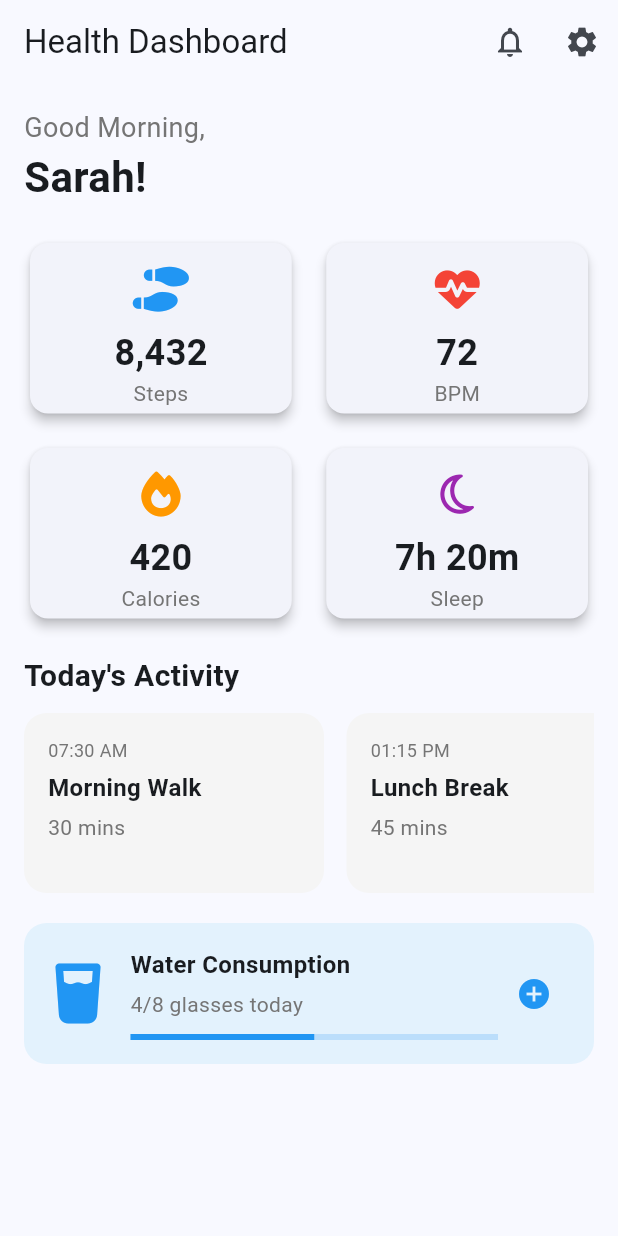
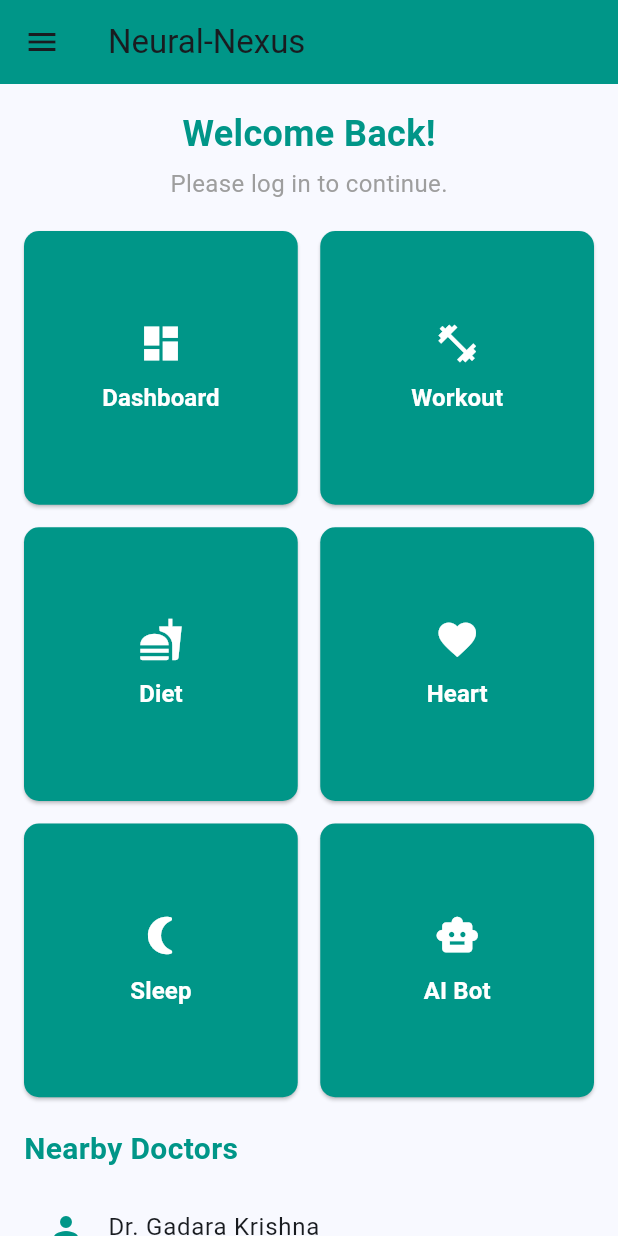
Before and after one commit to DharmikGohil013/Neural-Nexus, a Flutter app: the HomePage screen opened directly, on a phone screen of 412 x 824 dp. Run offline on Flutter 3.47's test engine with Material 3 defaults, Android fonts, the light colour scheme and no system bars; our stand-ins replace font_awesome_flutter.

Commit message:
home dart changes
go

```diff
--- a/neural_nexus/lib/home.dart
+++ b/neural_nexus/lib/home.dart
@@ -8,281 +8,127 @@ class HomePage extends StatelessWidget {
   Widget build(BuildContext context) {
     return Scaffold(
       appBar: AppBar(
-        title: const Text('Health Dashboard'),
-        actions: [
-          IconButton(
-            icon: const Icon(Icons.notifications_none),
-            onPressed: () {},
+        title: const Text('Neural-Nexus'),
+        backgroundColor: Colors.teal,
       ),
-          IconButton(
-            icon: const Icon(Icons.settings),
-            onPressed: () {},
+      drawer: Drawer(
+        child: ListView(
+          children: const [
+            DrawerHeader(
+              decoration: BoxDecoration(color: Colors.teal),
+              child: Text('Menu', style: TextStyle(color: Colors.white, fontSize: 24)),
             ),
           ],
         ),
-      body: SingleChildScrollView(
+      ),
+      body: SafeArea(
+        child: SingleChildScrollView(
           child: Padding(
             padding: const EdgeInsets.all(16.0),
             child: Column(
               crossAxisAlignment: CrossAxisAlignment.start,
               children: [
-              _buildGreeting(),
+                const Center(
+                  child: Text(
+                    'Welcome Back!',
+                    style: TextStyle(
+                      fontSize: 24,
+                      fontWeight: FontWeight.bold,
+                      color: Colors.teal,
+                    ),
+                  ),
+                ),
+                const SizedBox(height: 5),
+                const Center(
+                  child: Text(
+                    'Please log in to continue.',
+                    style: TextStyle(fontSize: 16, color: Colors.grey),
+                  ),
+                ),
                 const SizedBox(height: 20),
-              _buildMetricsGrid(),
+                _buildButtonGrid(),
                 const SizedBox(height: 20),
-              _buildDailyActivity(),
-              const SizedBox(height: 20),
-              _buildWaterIntakeCard(),
+                const Text(
+                  'Nearby Doctors',
+                  style: TextStyle(fontSize: 20, fontWeight: FontWeight.bold, color: Colors.teal),
+                ),
+                const SizedBox(height: 10),
+                _buildDoctorList(),
               ],
+            ),
           ),
         ),
       ),
     );
   }
 
-  Widget _buildGreeting() {
-    return Column(
-      crossAxisAlignment: CrossAxisAlignment.start,
-      children: [
-        Text(
-          'Good Morning,',
-          style: TextStyle(
-            fontSize: 18,
-            color: Colors.grey[600],
-          ),
-        ),
-        const Text(
-          'Sarah!',
-          style: TextStyle(
-            fontSize: 28,
-            fontWeight: FontWeight.bold,
-          ),
-        ),
+  Widget _buildButtonGrid() {
+    return GridView.count(
+      crossAxisCount: 2,
+      shrinkWrap: true,
+      physics: const NeverScrollableScrollPhysics(),
+      mainAxisSpacing: 15,
+      crossAxisSpacing: 15,
+      children: const [
+        _FeatureButton(icon: Icons.dashboard, label: 'Dashboard'),
+        _FeatureButton(icon: Icons.fitness_center, label: 'Workout'),
+        _FeatureButton(icon: Icons.fastfood, label: 'Diet'),
+        _FeatureButton(icon: Icons.favorite, label: 'Heart'),
+        _FeatureButton(icon: Icons.nightlight_round, label: 'Sleep'),
+        _FeatureButton(icon: Icons.smart_toy, label: 'AI Bot'),
       ],
     );
   }
 
-  Widget _buildMetricsGrid() {
-    return GridView.count(
-      crossAxisCount: 2,
-      shrinkWrap: true,
-      physics: const NeverScrollableScrollPhysics(),
-      childAspectRatio: 1.5,
-      mainAxisSpacing: 15,
-      crossAxisSpacing: 15,
+  Widget _buildDoctorList() {
+    return Column(
       children: const [
-        MetricsCard(
-          icon: FontAwesomeIcons.shoePrints,
-          value: '8,432',
-          label: 'Steps',
-          color: Colors.blue,
-        ),
-        MetricsCard(
-          icon: FontAwesomeIcons.heartPulse,
-          value: '72',
-          label: 'BPM',
-          color: Colors.red,
-        ),
-        MetricsCard(
-          icon: FontAwesomeIcons.fire,
-          value: '420',
-          label: 'Calories',
-          color: Colors.orange,
-        ),
-        MetricsCard(
-          icon: FontAwesomeIcons.moon,
-          value: '7h 20m',
-          label: 'Sleep',
-          color: Colors.purple,
-        ),
+        DoctorTile(name: 'Dr. Gadara Krishna'),
+        DoctorTile(name: 'Dr. Dharmik'),
+        DoctorTile(name: 'Dr. Fitness Fi...'),
+        DoctorTile(name: 'Dr. Yash'),
       ],
     );
   }
-
-  Widget _buildDailyActivity() {
-    return Column(
-      crossAxisAlignment: CrossAxisAlignment.start,
-      children: [
-        const Text(
-          "Today's Activity",
-          style: TextStyle(
-            fontSize: 20,
-            fontWeight: FontWeight.bold,
-          ),
-        ),
-        const SizedBox(height: 10),
-        SizedBox(
-          height: 120,
-          child: ListView(
-            scrollDirection: Axis.horizontal,
-            children: const [
-              ActivityItem(
-                time: '07:30 AM',
-                title: 'Morning Walk',
-                duration: '30 mins',
-              ),
-              ActivityItem(
-                time: '01:15 PM',
-                title: 'Lunch Break',
-                duration: '45 mins',
-              ),
-              ActivityItem(
-                time: '06:00 PM',
-                title: 'Yoga Session',
-                duration: '40 mins',
-              ),
-            ],
-          ),
-        ),
-      ],
-    );
 }
 
-  Widget _buildWaterIntakeCard() {
-    return Container(
-      padding: const EdgeInsets.all(16),
-      decoration: BoxDecoration(
-        color: Colors.blue[50],
-        borderRadius: BorderRadius.circular(15),
+class _FeatureButton extends StatelessWidget {
+  final IconData icon;
+  final String label;
+
+  const _FeatureButton({super.key, required this.icon, required this.label});
+
+  @override
+  Widget build(BuildContext context) {
+    return ElevatedButton(
+      style: ElevatedButton.styleFrom(
+        backgroundColor: Colors.teal,
+        foregroundColor: Colors.white,
+        shape: RoundedRectangleBorder(borderRadius: BorderRadius.circular(10)),
+        padding: const EdgeInsets.symmetric(vertical: 20),
       ),
-      child: Row(
+      onPressed: () {},
+      child: Column(
+        mainAxisSize: MainAxisSize.min,
         children: [
-          const Icon(FontAwesomeIcons.glassWater, size: 40, color: Colors.blue),
-          const SizedBox(width: 15),
-          Expanded(
-            child: Column(
-              crossAxisAlignment: CrossAxisAlignment.start,
-              children: [
-                const Text(
-                  'Water Consumption',
-                  style: TextStyle(
-                    fontWeight: FontWeight.bold,
-                    fontSize: 16,
-                  ),
-                ),
-                const SizedBox(height: 5),
-                Text(
-                  '4/8 glasses today',
-                  style: TextStyle(
-                    color: Colors.grey[600],
-                    fontSize: 14,
-                  ),
-                ),
+          Icon(icon, size: 30),
           const SizedBox(height: 10),
-                LinearProgressIndicator(
-                  value: 0.5,
-                  backgroundColor: Colors.blue[100],
-                  valueColor: const AlwaysStoppedAnimation<Color>(Colors.blue),
-                ),
-              ],
-            ),
-          ),
-          IconButton(
-            icon: const Icon(Icons.add_circle, color: Colors.blue),
-            onPressed: () {},
-          ),
+          Text(label, style: const TextStyle(fontSize: 16, fontWeight: FontWeight.bold)),
         ],
       ),
     );
   }
 }
 
-class MetricsCard extends StatelessWidget {
-  final IconData icon;
-  final String value;
-  final String label;
-  final Color color;
-
-  const MetricsCard({
-    super.key,
-    required this.icon,
-    required this.value,
-    required this.label,
-    required this.color,
-  });
+class DoctorTile extends StatelessWidget {
+  final String name;
+  const DoctorTile({super.key, required this.name});
 
   @override
   Widget build(BuildContext context) {
-    return Card(
-      elevation: 3,
-      child: Padding(
-        padding: const EdgeInsets.all(16.0),
-        child: Column(
-          mainAxisAlignment: MainAxisAlignment.center,
-          children: [
-            FaIcon(icon, size: 30, color: color),
-            const SizedBox(height: 10),
-            Text(
-              value,
-              style: const TextStyle(
-                fontSize: 24,
-                fontWeight: FontWeight.bold,
-              ),
-            ),
-            Text(
-              label,
-              style: TextStyle(
-                color: Colors.grey[600],
-                fontSize: 14,
-              ),
-            ),
-          ],
-        ),
-      ),
+    return ListTile(
+      leading: const Icon(Icons.person, color: Colors.teal),
+      title: Text(name, style: const TextStyle(fontSize: 16)),
     );
   }
 }
-
-class ActivityItem extends StatelessWidget {
-  final String time;
-  final String title;
-  final String duration;
-
-  const ActivityItem({
-    super.key,
-    required this.time,
-    required this.title,
-    required this.duration,
-  });
-
-  @override
-  Widget build(BuildContext context) {
-    return Container(
-      width: 200,
-      margin: const EdgeInsets.only(right: 15),
-      padding: const EdgeInsets.all(16),
-      decoration: BoxDecoration(
-        color: Colors.grey[100],
-        borderRadius: BorderRadius.circular(15),
-      ),
-      child: Column(
-        crossAxisAlignment: CrossAxisAlignment.start,
-        children: [
-          Text(
-            time,
-            style: TextStyle(
-              color: Colors.grey[600],
-              fontSize: 12,
-            ),
-          ),
-          const SizedBox(height: 5),
-          Text(
-            title,
-            style: const TextStyle(
-              fontSize: 16,
-              fontWeight: FontWeight.bold,
-            ),
-          ),
-          const SizedBox(height: 5),
-          Text(
-            duration,
-            style: TextStyle(
-              color: Colors.grey[600],
-              fontSize: 14,
-            ),
-          ),
-        ],
-      ),
-    );
-  }
-}
```
Lines whose indentation alone changed are shown as unchanged.
